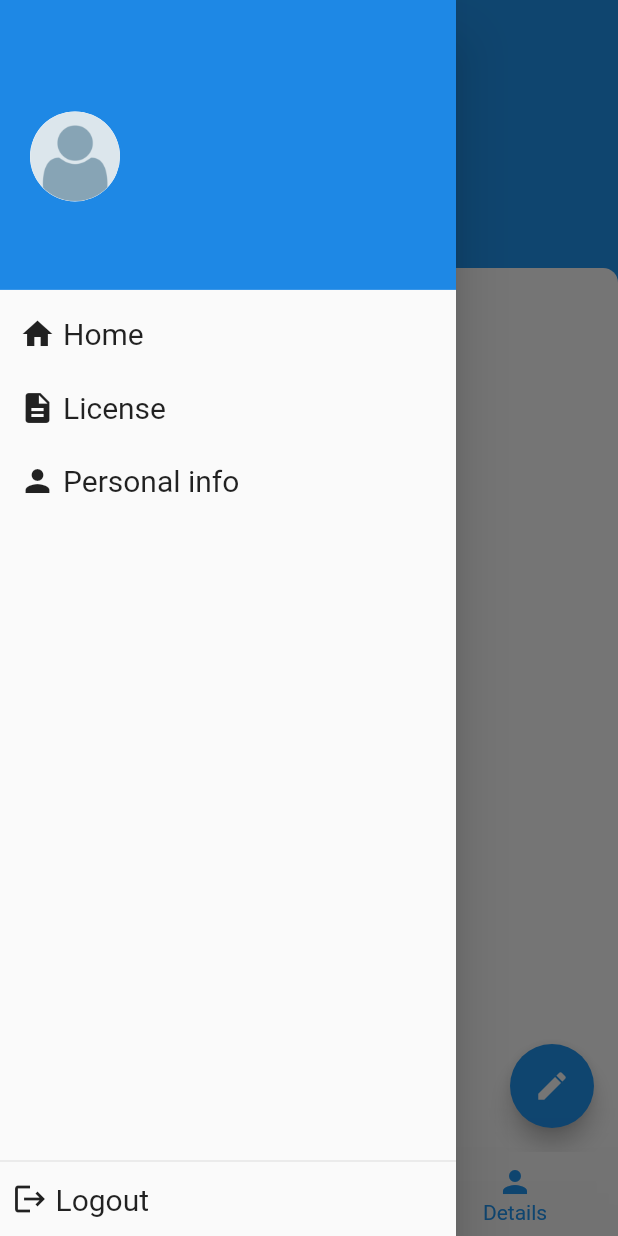
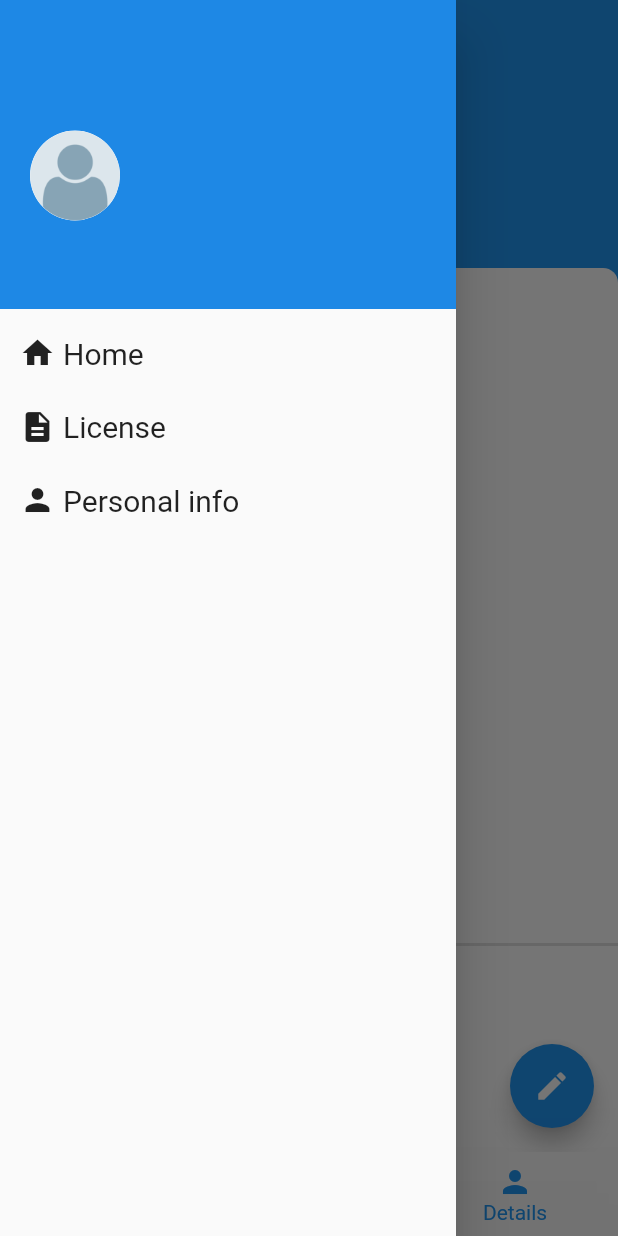
Before and after one commit to SushantSangle/firebase_auth_flutter, a Flutter app: the screen it shows once a user with an empty profile is signed in, item 3 of the bottom bar chosen, with the side drawer open, on a phone screen of 412 x 824 dp. Run offline on Flutter 3.47's test engine with Material 2 defaults, Android fonts, the phone set to English and light mode, and no system bars; our stand-ins replace cloud_firestore, firebase_auth, firebase_core, webview_flutter; accounts and stored records are empty.

Commit message:
removed logout from drawer and placed on details page

```diff
--- a/lib/common_components/application_drawer.dart
+++ b/lib/common_components/application_drawer.dart
@@ -7,6 +7,13 @@
 
 class AppDrawer extends StatelessWidget {
 
+  static const drawerMap = {
+    'details' : 2,
+    'home' : 1,
+    'license' : 0,
+  };
+
+  AppDrawer([pageChangeFunction]);
 
   @override
   Widget build(BuildContext context) => Drawer(
@@ -85,24 +92,6 @@
               ),
             )
         ),
-        Divider(height: 2),
-        Container(
-          child: drawerEntry(
-            context,
-            title: 'Logout',
-            icon: Icons.logout,
-            onPressed: () async {
-              await FirebaseHelper.signOut();
-              Navigator.pushReplacement(
-                context,
-                MaterialPageRoute(
-                  builder: (context) => LoginPage(true),
-                ),
-              );
-
-            }
-          ),
-        )
       ],
     ),
   );
--- a/lib/ui/details_page.dart
+++ b/lib/ui/details_page.dart
@@ -6,6 +6,8 @@
 import 'package:flutter/rendering.dart';
 import 'package:provider/provider.dart';
 import 'package:firebase_auth_flutter/common_components/application_drawer.dart';
+
+import 'LoginPage.dart';
 
 class DetailsPage extends StatefulWidget {
   @override
@@ -175,6 +177,25 @@
                   width: width - 20,
                   prefixIcon: Icons.work,
                 ),
+                Divider(thickness: 2),
+                TextButton(
+                  onPressed: logOutConfirm,
+                  child: Container(
+                    padding: EdgeInsets.all(10),
+                    child: Row(
+                      children: [
+                        Icon(Icons.logout),
+                        Container(
+                          padding: EdgeInsets.fromLTRB(10, 0, 0, 0),
+                          child: Text(
+                            'Logout',
+                            style: Theme.of(context).textTheme.bodyText1,
+                          ),
+                        )
+                      ],
+                    ),
+                  )
+                ),
               ],
             ),
           ),
@@ -182,4 +203,37 @@
       ),
     ],
   );
+  logOutConfirm() async {
+    await showDialog(
+      context: context,
+      builder: (context) => AlertDialog(
+        title: Text('Confirm Logout'),
+        scrollable: true,
+        content: Text('Are you sure you want to log out ?'),
+        actions: [
+          TextButton(
+              onPressed: () => Navigator.of(context).pop(),
+              child: Text(
+                'Cancel',
+                style: TextStyle(color: Colors.black),
+              )
+          ),
+          TextButton(
+            onPressed: logOut,
+            child: Text('Ok'),
+          ),
+        ],
+      )
+    );
+  }
+  logOut() async {
+
+    await FirebaseHelper.signOut();
+    Navigator.pushReplacement(
+      context,
+      MaterialPageRoute(
+        builder: (context) => LoginPage(true),
+      ),
+    );
+  }
 }
```
